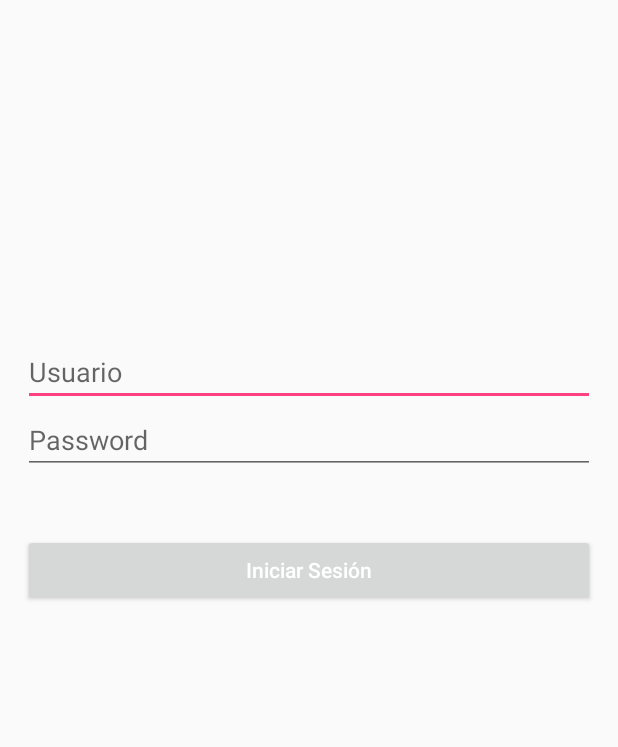
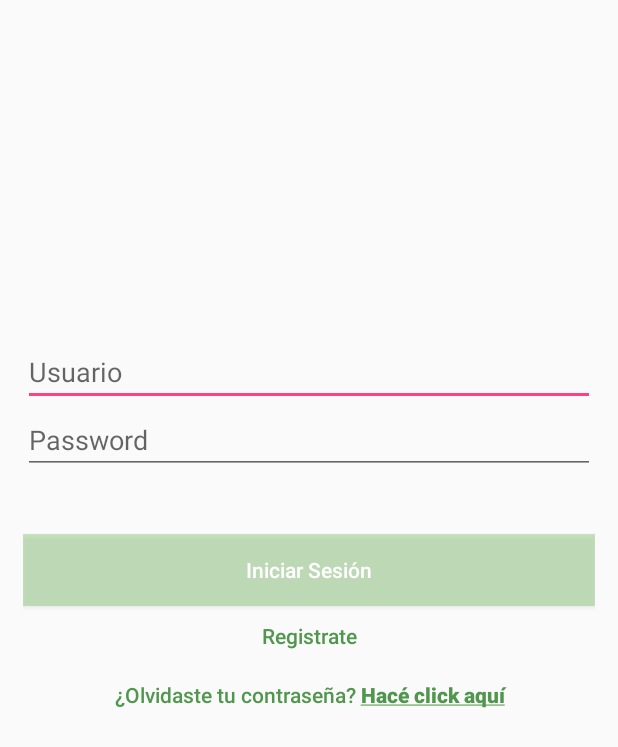
Before and after one commit to chrisjcruz/KotlinApp, an Android app: the layout activity_login.xml on its own in the app's theme, with its tools: preview values and no code run, on a phone screen of 412 x 824 dp. Shown: the top 747 px of the screen. Run offline under Robolectric (Android 15) with nearby library versions, the phone set to English and light mode, and no system bars.

Commit message:
Login Activity

```diff
--- a/app/src/main/AndroidManifest.xml
+++ b/app/src/main/AndroidManifest.xml
@@ -10,7 +10,10 @@
         android:supportsRtl="true"
         android:theme="@style/AppTheme">
         <activity android:name=".activities.MainActivity"/>
-        <activity android:name=".activities.LoginActivity" android:theme="@style/LoginActivityTheme">
+        <activity android:name=".activities.LoginActivity"
+            android:screenOrientation="portrait"
+            android:windowSoftInputMode="adjustResize|stateAlwaysHidden"
+            android:theme="@style/LoginActivityTheme">
             <intent-filter>
                 <action android:name="android.intent.action.MAIN" />
 
--- a/app/src/main/res/layout/activity_login.xml
+++ b/app/src/main/res/layout/activity_login.xml
@@ -47,6 +47,28 @@
             android:text="@string/login_button"
             app:layout_constraintTop_toBottomOf="@id/passwordEditText"/>
 
+        <Button
+            style="@style/LoginActivityTheme.BorderlessButton"
+            android:id="@+id/registerButton"
+            android:layout_width="match_parent"
+            android:layout_height="wrap_content"
+            android:minHeight="0dp"
+            android:text="@string/register_button"
+            app:layout_constraintTop_toBottomOf="@+id/loginButton"
+            app:layout_constraintLeft_toLeftOf="parent"
+            app:layout_constraintRight_toRightOf="parent"/>
+
+        <Button
+            style="@style/LoginActivityTheme.BorderlessButton"
+            android:id="@+id/recoverPasswordButton"
+            android:layout_width="match_parent"
+            android:layout_height="wrap_content"
+            android:minHeight="0dp"
+            android:text="@string/recover_password_button"
+            app:layout_constraintTop_toBottomOf="@+id/registerButton"
+            app:layout_constraintLeft_toLeftOf="parent"
+            app:layout_constraintRight_toRightOf="parent"/>
+
     </android.support.constraint.ConstraintLayout>
 
 </ScrollView>
--- a/app/src/main/res/values/colors.xml
+++ b/app/src/main/res/values/colors.xml
@@ -1,6 +1,8 @@
 <?xml version="1.0" encoding="utf-8"?>
-<resources>
-    <color name="colorPrimary">#3F51B5</color>
-    <color name="colorPrimaryDark">#303F9F</color>
+<resources>458143
+    <color name="colorPrimary">#50964d</color>
+    <color name="colorPrimaryDark">#458143</color>
     <color name="colorAccent">#FF4081</color>
+
+    <color name="loginButtonColor">#50964d</color>
 </resources>
--- a/app/src/main/res/values/strings.xml
+++ b/app/src/main/res/values/strings.xml
@@ -5,4 +5,6 @@
     <string name="username_hint">Usuario</string>
     <string name="password_hint">Password</string>
     <string name="login_button">Iniciar Sesión</string>
+    <string name="register_button">Registrate</string>
+    <string name="recover_password_button">¿Olvidaste tu contraseña? <b><u>Hacé click aquí</u></b></string>
 </resources>
--- a/app/src/main/res/values/styles.xml
+++ b/app/src/main/res/values/styles.xml
@@ -1,7 +1,7 @@
 <resources>
 
     <!-- Base application theme. -->
-    <style name="AppTheme" parent="Theme.AppCompat.Light.DarkActionBar">
+    <style name="AppThemeBase" parent="Theme.AppCompat.Light.DarkActionBar">
         <!-- Customize your theme here. -->
         <item name="colorPrimary">@color/colorPrimary</item>
         <item name="colorPrimaryDark">@color/colorPrimaryDark</item>
@@ -11,8 +11,11 @@
         <item name="android:editTextStyle">@style/AppTheme.EditText</item>
     </style>
 
+    <style name="AppTheme" parent="AppThemeBase"/>
+
     <style name="AppTheme.Button" parent="Base.Widget.AppCompat.Button">
         <item name="android:textColor">@android:color/white</item>
+        <item name="android:background">#627cc167</item>
         <item name="android:textAllCaps">false</item>
     </style>
 
@@ -21,16 +24,32 @@
     </style>
 
     <!-- LoginActivity Theme -->
-    <style name="LoginActivityTheme" parent="Theme.AppCompat.Light.NoActionBar">
+    <style name="LoginActivityThemeBase" parent="Theme.AppCompat.Light.NoActionBar">
+        <item name="buttonStyle">@style/LoginActivityTheme.Button</item>
+        <item name="android:buttonStyle">@style/LoginActivityTheme.Button</item>
+        <item name="editTextStyle">@style/LoginActivityTheme.EditText</item>
         <item name="android:editTextStyle">@style/LoginActivityTheme.EditText</item>
     </style>
 
-    <style name="LoginActivityTheme.EditText" parent="AppTheme.EditText">
+    <style name="LoginActivityTheme" parent="LoginActivityThemeBase"/>
 
+    <style name="LoginActivityTheme.Button" parent="Base.Widget.AppCompat.Button">
+        <item name="android:background">@color/loginButtonColor</item>
+        <item name="android:textColor">@android:color/white</item>
+        <item name="android:textAllCaps">false</item>
+    </style>
+
+    <style name="LoginActivityTheme.EditText" parent="Base.Widget.AppCompat.EditText">
+        <item name="android:background">@drawable/edit_text_background_green</item>
+        <item name="android:textColor">@color/colorPrimaryDark</item>
+        <item name="android:textColorHint">@color/colorPrimary</item>
+        <item name="android:layout_marginTop">10dp</item>
+        <item name="android:padding">10dp</item>
+        <item name="android:fontFamily">sans-serif</item>
     </style>
 
     <style name="LoginActivityTheme.BorderlessButton" parent="Base.Widget.AppCompat.Button.Borderless.Colored">
-        <item name="android:textColor">@android:color/black</item>
+        <item name="android:textColor">@color/loginButtonColor</item>
     </style>
 
 </resources>
--- a/build.gradle
+++ b/build.gradle
@@ -7,7 +7,7 @@ buildscript {
         jcenter()
     }
     dependencies {
-        classpath 'com.android.tools.build:gradle:3.0.0'
+        classpath 'com.android.tools.build:gradle:3.1.4'
         classpath "org.jetbrains.kotlin:kotlin-gradle-plugin:$kotlin_version"
 
         // NOTE: Do not place your application dependencies here; they belong
--- a/gradle.properties
+++ b/gradle.properties
@@ -13,10 +13,3 @@
 # http://www.gradle.org/docs/current/userguide/multi_project_builds.html#sec:decoupled_projects
 # org.gradle.parallel=true
 #Tue Sep 25 10:45:48 ART 2018
-systemProp.https.nonProxyHosts=svn.redlink.com.ar
-systemProp.https.proxyPort=3128
-systemProp.http.proxyHost=proxy.redlink.com.ar
-systemProp.http.nonProxyHosts=svn.redlink.com.ar
-org.gradle.jvmargs=-Xmx1536m
-systemProp.https.proxyHost=proxy.redlink.com.ar
-systemProp.http.proxyPort=3128
```
Also changed, not shown: gradle/wrapper/gradle-wrapper.properties.
